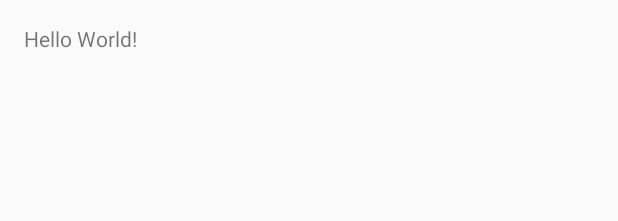
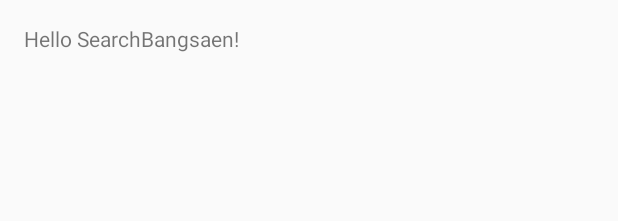
Before and after one commit to 56160017/SearchBangsaen, an Android app: the layout activity_main.xml on its own in the app's theme, with its tools: preview values and no code run, on a phone screen of 412 x 824 dp. Shown: the top 221 px of the screen. Run offline under Robolectric (Android 15) with nearby library versions, the phone set to English and light mode, and no system bars.

Commit message:
new hello SearchBangsaen

```diff
--- a/app/src/main/res/layout/activity_main.xml
+++ b/app/src/main/res/layout/activity_main.xml
@@ -13,5 +13,5 @@
     <TextView
         android:layout_width="wrap_content"
         android:layout_height="wrap_content"
-        android:text="Hello World!" />
+        android:text="Hello SearchBangsaen!" />
 </RelativeLayout>
```
